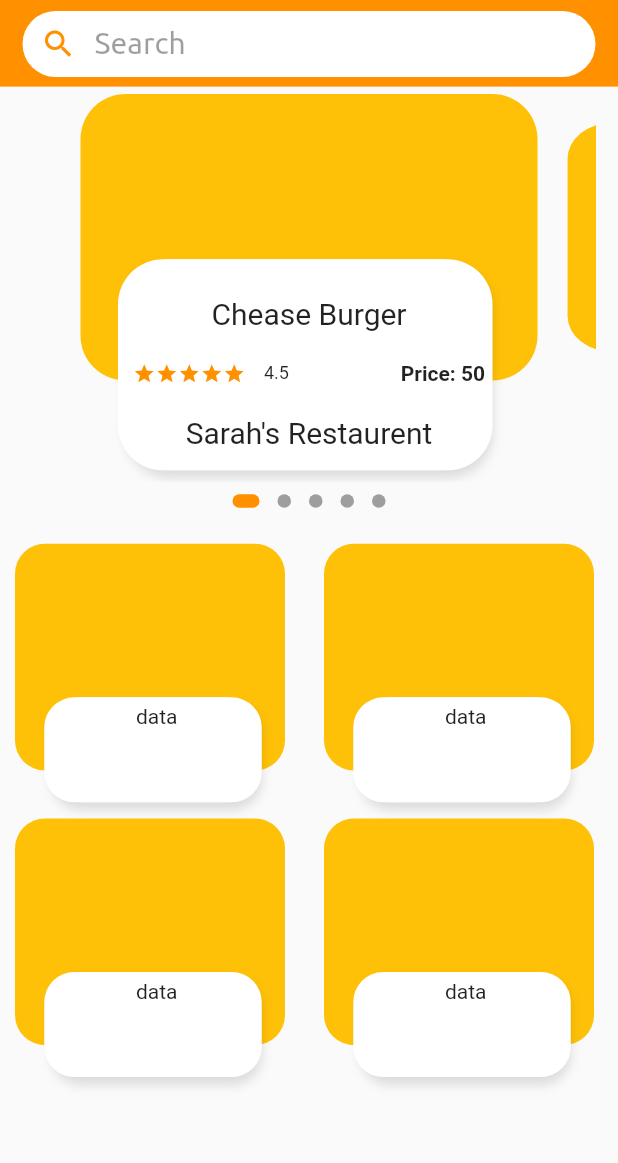
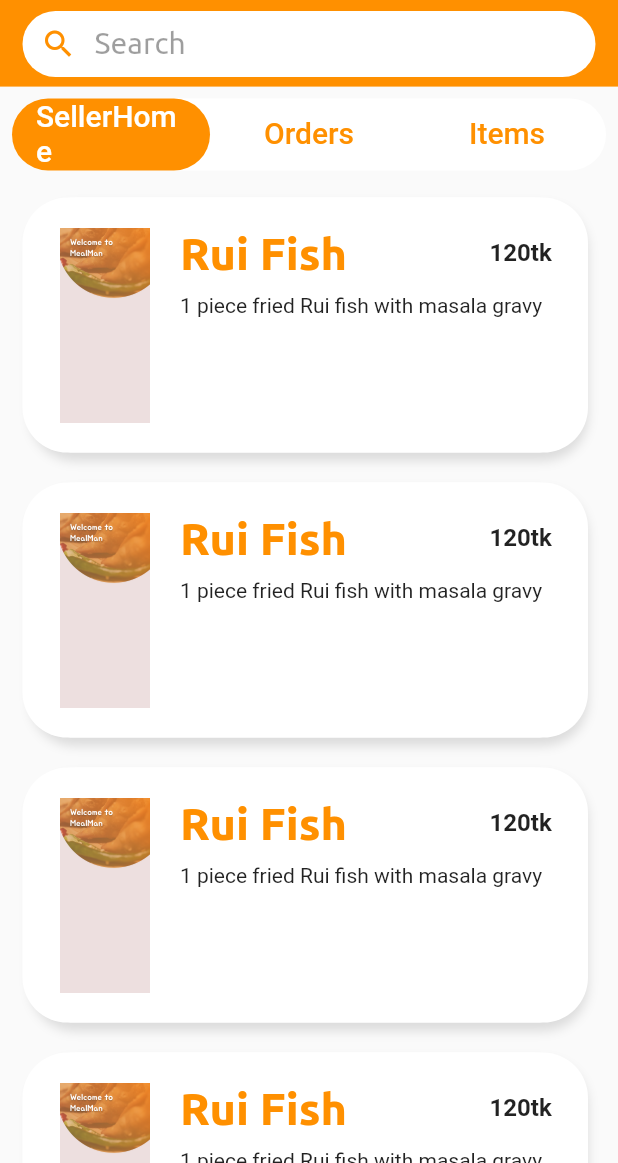
Before and after one commit to Biggo111/project_mealman, a Flutter app: the screen it shows after launch, on a phone screen of 412 x 824 dp, the part 73-1236 px from its top. Run offline on Flutter 3.47's test engine with Material 2 defaults, Android fonts, the phone set to English and light mode, and no system bars; drawn by our look-alikes of dots_indicator; our stand-ins replace cloud_firestore, firebase_auth, firebase_core, get, logger; accounts and stored records are empty; Roboto replaces fonts that are missing (Jua); project files that could hold a hidden picture were left out.

Commit message:
RestaurentEndPages added

```diff
--- a/lib/app/Home_Page/myappbar.dart
+++ b/lib/app/Home_Page/myappbar.dart
@@ -1,14 +1,15 @@
 import 'package:flutter/material.dart';
 import 'package:project_mealman/app/core/app_colors.dart';
 
-class MyAppBar extends StatefulWidget implements PreferredSizeWidget{
+class MyAppBar extends StatefulWidget implements PreferredSizeWidget {
   double screenSize;
-   MyAppBar({super.key, required this.screenSize});
+  var resName;
+  MyAppBar({super.key, required this.screenSize, this.resName});
 
   @override
   State<MyAppBar> createState() => _MyAppBarState();
   @override
-  Size get preferredSize => const Size.fromHeight(kToolbarHeight*1.9);
+  Size get preferredSize => const Size.fromHeight(kToolbarHeight * 1.9);
   //Size get preferredSize => const Size(widget.screenSize,kToolbarHeight*1.9);
 }
 
@@ -20,7 +21,7 @@ class _MyAppBarState extends State<MyAppBar> {
     final WidthofAppBar = MediaQuery.of(context).size.width;
     return Container(
       //height: widget.screenSize/4,
-      height: kToolbarHeight*1.9,
+      height: kToolbarHeight * 1.9,
       color: AppColors.mainColor,
       child: Column(
         children: [
@@ -31,7 +32,7 @@ class _MyAppBarState extends State<MyAppBar> {
                 icon: const Icon(Icons.menu),
                 iconSize: 40,
                 color: Colors.white,
-                onPressed: (){},
+                onPressed: () {},
               ),
               const Text(
                 "MealMan",
@@ -42,18 +43,18 @@ class _MyAppBarState extends State<MyAppBar> {
                 ),
               ),
               Padding(
-                padding: EdgeInsets.only(left: widget.screenSize/2.5),
+                padding: EdgeInsets.only(left: widget.screenSize / 2.5),
                 child: IconButton(
                   icon: const Icon(Icons.shopping_cart),
                   color: Colors.white,
-                  onPressed: (){},
+                  onPressed: () {},
                 ),
               ),
             ],
           ),
           Container(
-            height: HeightofAppBar-780,
-            width: WidthofAppBar-30,
+            height: HeightofAppBar - 780,
+            width: WidthofAppBar - 30,
             decoration: BoxDecoration(
               borderRadius: BorderRadius.circular(40),
               color: Colors.white,
@@ -63,7 +64,10 @@ class _MyAppBarState extends State<MyAppBar> {
                 //focusedBorder: InputBorder.none,
                 border: InputBorder.none,
                 focusColor: Colors.transparent,
-              prefixIcon: Icon(Icons.search, color: AppColors.mainColor,),
+                prefixIcon: Icon(
+                  Icons.search,
+                  color: AppColors.mainColor,
+                ),
                 hintText: "Search",
                 hintStyle: TextStyle(
                   color: Colors.black38,
--- /dev/null
+++ b/lib/app/screens/RestaurentEnd/homesellertab.dart
@@ -0,0 +1,97 @@
+import 'package:flutter/material.dart';
+import 'package:project_mealman/app/core/app_colors.dart';
+
+class HomeSellerTab extends StatefulWidget {
+  const HomeSellerTab({super.key});
+
+  @override
+  State<HomeSellerTab> createState() => _HomeSellerTabState();
+}
+
+class _HomeSellerTabState extends State<HomeSellerTab> {
+  @override
+  Widget build(BuildContext context) {
+    return Padding(
+      padding: const EdgeInsets.only(left: 10, right: 10),
+      child: ListView.builder(itemBuilder: (_, index) {
+        return Container(
+          padding: const EdgeInsets.all(20),
+          margin: const EdgeInsets.all(10),
+          height: 170,
+          width: double.infinity,
+          decoration: BoxDecoration(
+              borderRadius: BorderRadius.circular(30),
+              color: Colors.white,
+              //border: Border.all(),
+              boxShadow: const [
+                BoxShadow(
+                  color: Colors.black12,
+                  blurRadius: 5.0,
+                  offset: Offset(0, 5),
+                ),
+                BoxShadow(
+                  color: Colors.white,
+                  offset: Offset(-5, 0),
+                ),
+              ]),
+          child: Row(
+            children: [
+              Image.asset(
+                "assets/signuppage_images/signupPageBackground.png",
+                width: 60,
+                height: 150,
+                fit: BoxFit.cover,
+              ),
+              Column(
+                crossAxisAlignment: CrossAxisAlignment.start,
+                children: [
+                  Padding(
+                    padding: const EdgeInsets.only(
+                      left: 20,
+                    ),
+                    child: Row(
+                      mainAxisAlignment: MainAxisAlignment.spaceBetween,
+                      children: const [
+                        Text(
+                          "Rui Fish",
+                          style: TextStyle(
+                            fontFamily: 'Ubuntu',
+                            fontSize: 30,
+                            fontWeight: FontWeight.bold,
+                            color: AppColors.mainColor,
+                          ),
+                        ),
+                        SizedBox(
+                          width: 95,
+                        ),
+                        Text(
+                          "120tk",
+                          style: TextStyle(
+                            fontFamily: 'Jua',
+                            fontSize: 16,
+                            fontWeight: FontWeight.bold,
+                          ),
+                        ),
+                      ],
+                    ),
+                  ),
+                  Container(
+                    padding: EdgeInsets.only(top: 10,),
+                    margin: const EdgeInsets.only(left: 20),
+                    height: 95,
+                    width: 250,
+                    child: const SingleChildScrollView(
+                      child: Text(
+                        "1 piece fried Rui fish with masala gravy",
+                      ),
+                    ),
+                  ),
+                ],
+              ),
+            ],
+          ),
+        );
+      }),
+    );
+  }
+}
--- /dev/null
+++ b/lib/app/screens/RestaurentEnd/restaurent_home_screen.dart
@@ -0,0 +1,102 @@
+import 'package:flutter/material.dart';
+import 'package:project_mealman/app/screens/RestaurentEnd/homesellertab.dart';
+import 'package:project_mealman/app/screens/RestaurentEnd/itemstab.dart';
+import 'package:project_mealman/app/screens/RestaurentEnd/orderstab.dart';
+
+import '../../Home_Page/myappbar.dart';
+import '../../core/app_colors.dart';
+
+class RestaurentHomeScreen extends StatefulWidget {
+  const RestaurentHomeScreen({super.key});
+
+  @override
+  State<RestaurentHomeScreen> createState() => _RestaurentHomeScreenState();
+}
+
+class _RestaurentHomeScreenState extends State<RestaurentHomeScreen>
+    with TickerProviderStateMixin {
+  var resName = "Sarah's Cafe";
+  @override
+  Widget build(BuildContext context) {
+    TabController tabController = TabController(length: 3, vsync: this);
+    final restaurentScreenSize = MediaQuery.of(context).size.width;
+    return SafeArea(
+      child: Scaffold(
+        appBar: MyAppBar(
+          screenSize: restaurentScreenSize,
+          resName: resName,
+        ),
+        body: Column(
+          children: [
+            Padding(
+              padding: const EdgeInsets.all(8.0),
+              child: Container(
+                decoration: BoxDecoration(
+                  borderRadius: BorderRadius.circular(40),
+                  //border: Border.all(),
+                  color: Colors.white,
+                ),
+                child: TabBar(
+                  indicator: BoxDecoration(
+                    borderRadius: BorderRadius.circular(40),
+                    color: AppColors.mainColor,
+                  ),
+                  controller: tabController,
+                  //isScrollable: true,
+                  //labelPadding: const EdgeInsets.symmetric(horizontal: 35),
+                  unselectedLabelColor: AppColors.mainColor,
+                  tabs: const [
+                    Tab(
+                      child: Text(
+                        'SellerHome',
+                        style: TextStyle(
+                          fontSize: 20,
+                          fontFamily: 'Jua',
+                        ),
+                      ),
+                    ),
+                    Tab(
+                      child: Text(
+                        'Orders',
+                        style: TextStyle(
+                          fontSize: 20,
+                          fontFamily: 'Jua',
+                        ),
+                      ),
+                    ),
+                    Tab(
+                      child: Text(
+                        'Items',
+                        style: TextStyle(
+                          fontSize: 20,
+                          fontFamily: 'Jua',
+                        ),
+                      ),
+                    ),
+                  ],
+                ),
+              ),
+            ),
+            Expanded(
+              child: TabBarView(
+                controller: tabController,
+                children: const [
+                  // ListView.builder(itemBuilder: (_, index) {
+                  //   return Container(
+                  //     //height: 300,
+                  //     //width: 200,
+                  //     child: HomeSellerTab(),
+                  //   );
+                  // }),
+                  HomeSellerTab(),
+                  OrdersTab(),
+                  ItemsTab(),
+                ],
+              ),
+            ),
+          ],
+        ),
+      ),
+    );
+  }
+}
--- a/lib/main.dart
+++ b/lib/main.dart
@@ -3,6 +3,8 @@ import 'package:get/get.dart';
 import 'package:project_mealman/app/core/services/firebase_service.dart';
 import 'package:project_mealman/app/screens/Signup_Page/signup_page.dart';
 import 'package:project_mealman/app/screens/global_home_screen.dart';
+
+import 'app/screens/RestaurentEnd/restaurent_home_screen.dart';
 
 void main() async{
   WidgetsFlutterBinding.ensureInitialized();
@@ -16,7 +18,10 @@ class MyApp extends StatelessWidget {
   Widget build(BuildContext context) {
     return const GetMaterialApp(
       debugShowCheckedModeBanner: false,
-      home: GlobalHomeScreen(),
+      //home: SignupPage(),
+      home: RestaurentHomeScreen(),
+      //home: SignupPage(),
+      //home: GlobalHomeScreen(),
     );
   }
 }
```
Also changed, not shown: lib/app/screens/RestaurentEnd/itemstab.dart (added, +119 -0 lines), lib/app/screens/RestaurentEnd/orderstab.dart (added, +88 -0 lines), lib/app/screens/Signup_Page/login_tab.dart (+6 -1 lines). Lines whose indentation alone changed are shown as unchanged.
